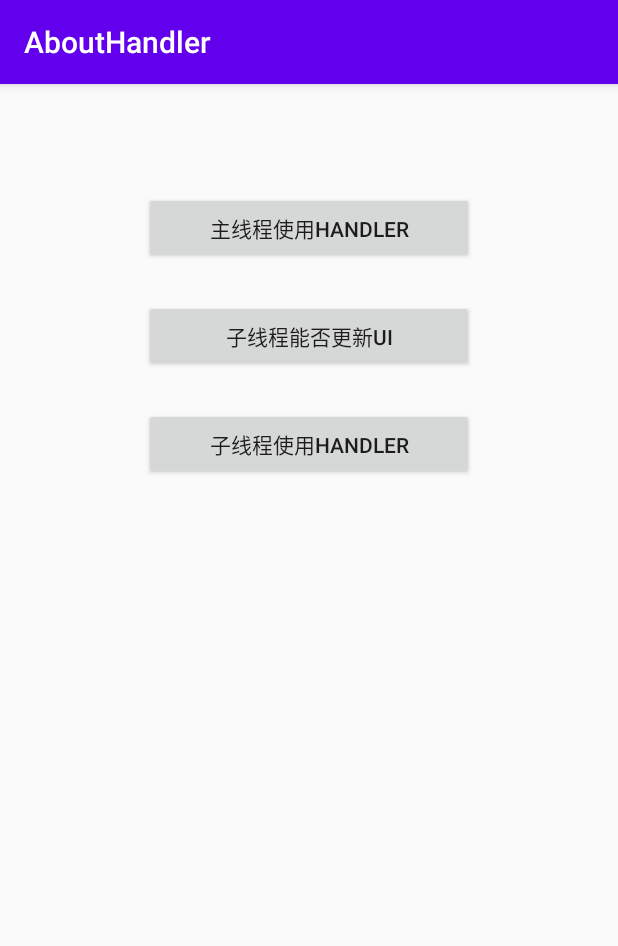
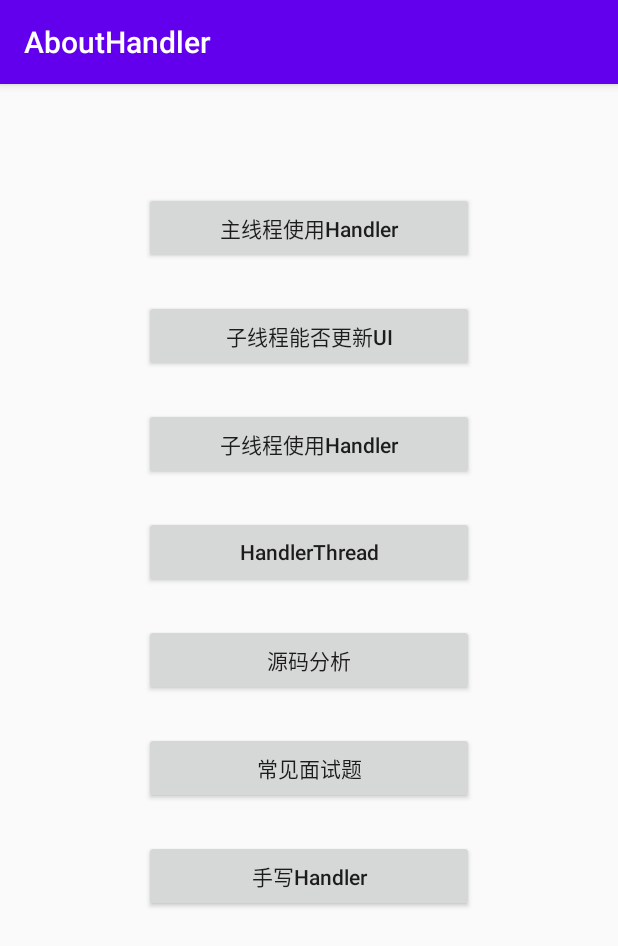
Before and after one commit to zhangtiansimple/AboutHandler, an Android app: the screen it shows after launch (MainActivity), on a phone screen of 412 x 824 dp. Shown: the top 946 px of the screen. Run offline under Robolectric (Android 15) with nearby library versions, the phone set to English and light mode, and no system bars.

Commit message:
添加示例代码

```diff
--- a/app/src/main/AndroidManifest.xml
+++ b/app/src/main/AndroidManifest.xml
@@ -18,6 +18,9 @@
         </activity>
         <activity android:name=".HandlerForMainThreadActivity"/>
         <activity android:name=".SubThreadUpdateUIActivity"/>
+        <activity android:name=".HandlerForSubThreadActivity"/>
+        <activity android:name=".HandlerThreadActivity"/>
+        <activity android:name=".CustomHandlerActivity"/>
     </application>
 
 </manifest>
--- a/app/src/main/java/com/example/abouthandler/MainActivity.java
+++ b/app/src/main/java/com/example/abouthandler/MainActivity.java
@@ -24,6 +24,18 @@ public class MainActivity extends AppCompatActivity {
                 startActivity(SubThreadUpdateUIActivity.class);
             }
         });
+        findViewById(R.id.btn_sub).setOnClickListener(new View.OnClickListener() {
+            @Override
+            public void onClick(View v) {
+                startActivity(HandlerForSubThreadActivity.class);
+            }
+        });
+        findViewById(R.id.btn_handler_thread).setOnClickListener(new View.OnClickListener() {
+            @Override
+            public void onClick(View v) {
+                startActivity(HandlerThreadActivity.class);
+            }
+        });
     }
 
     private void startActivity(Class cls) {
--- /dev/null
+++ b/app/src/main/res/layout/activity_handler_thread.xml
@@ -0,0 +1,6 @@
+<?xml version="1.0" encoding="utf-8"?>
+<androidx.constraintlayout.widget.ConstraintLayout
+    xmlns:android="http://schemas.android.com/apk/res/android" android:layout_width="match_parent"
+    android:layout_height="match_parent">
+
+</androidx.constraintlayout.widget.ConstraintLayout>
--- a/app/src/main/res/layout/activity_main.xml
+++ b/app/src/main/res/layout/activity_main.xml
@@ -7,6 +7,7 @@
     tools:context=".MainActivity">
 
     <Button
+        android:textAllCaps="false"
         android:id="@+id/btn_main"
         android:text="主线程使用Handler"
         android:layout_width="220dp"
@@ -18,6 +19,7 @@
         app:layout_constraintVertical_bias="0.1" />
 
     <Button
+        android:textAllCaps="false"
         android:id="@+id/btn_update"
         android:text="子线程能否更新UI"
         android:layout_width="220dp"
@@ -29,6 +31,8 @@
         app:layout_constraintVertical_bias="0.2" />
 
     <Button
+        android:id="@+id/btn_sub"
+        android:textAllCaps="false"
         android:text="子线程使用Handler"
         android:layout_width="220dp"
         android:layout_height="48dp"
@@ -38,4 +42,49 @@
         app:layout_constraintTop_toTopOf="parent"
         app:layout_constraintVertical_bias="0.3" />
 
+    <Button
+        android:id="@+id/btn_handler_thread"
+        android:textAllCaps="false"
+        android:text="HandlerThread"
+        android:layout_width="220dp"
+        android:layout_height="48dp"
+        app:layout_constraintBottom_toBottomOf="parent"
+        app:layout_constraintEnd_toEndOf="parent"
+        app:layout_constraintStart_toStartOf="parent"
+        app:layout_constraintTop_toTopOf="parent"
+        app:layout_constraintVertical_bias="0.4" />
+
+    <Button
+        android:textAllCaps="false"
+        android:text="源码分析"
+        android:layout_width="220dp"
+        android:layout_height="48dp"
+        app:layout_constraintBottom_toBottomOf="parent"
+        app:layout_constraintEnd_toEndOf="parent"
+        app:layout_constraintStart_toStartOf="parent"
+        app:layout_constraintTop_toTopOf="parent"
+        app:layout_constraintVertical_bias="0.5" />
+
+    <Button
+        android:textAllCaps="false"
+        android:text="常见面试题"
+        android:layout_width="220dp"
+        android:layout_height="48dp"
+        app:layout_constraintBottom_toBottomOf="parent"
+        app:layout_constraintEnd_toEndOf="parent"
+        app:layout_constraintStart_toStartOf="parent"
+        app:layout_constraintTop_toTopOf="parent"
+        app:layout_constraintVertical_bias="0.6" />
+
+    <Button
+        android:textAllCaps="false"
+        android:text="手写Handler"
+        android:layout_width="220dp"
+        android:layout_height="48dp"
+        app:layout_constraintBottom_toBottomOf="parent"
+        app:layout_constraintEnd_toEndOf="parent"
+        app:layout_constraintStart_toStartOf="parent"
+        app:layout_constraintTop_toTopOf="parent"
+        app:layout_constraintVertical_bias="0.7" />
+
 </androidx.constraintlayout.widget.ConstraintLayout>
```
Also changed, not shown: app/src/main/java/com/example/abouthandler/CustomHandlerActivity.java (added, +13 -0 lines), app/src/main/java/com/example/abouthandler/HandlerForSubThreadActivity.java (added, +95 -0 lines), app/src/main/java/com/example/abouthandler/HandlerThreadActivity.java (added, +62 -0 lines), app/src/main/res/layout/activity_handler_for_sub_thread.xml (added, +31 -0 lines).
